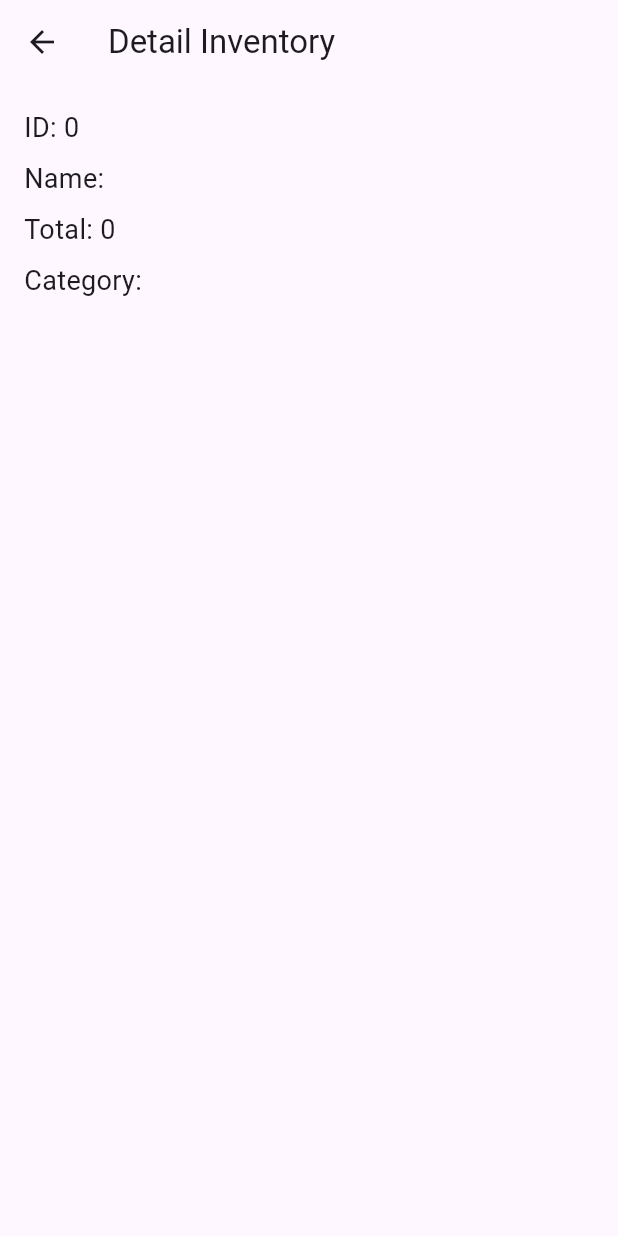
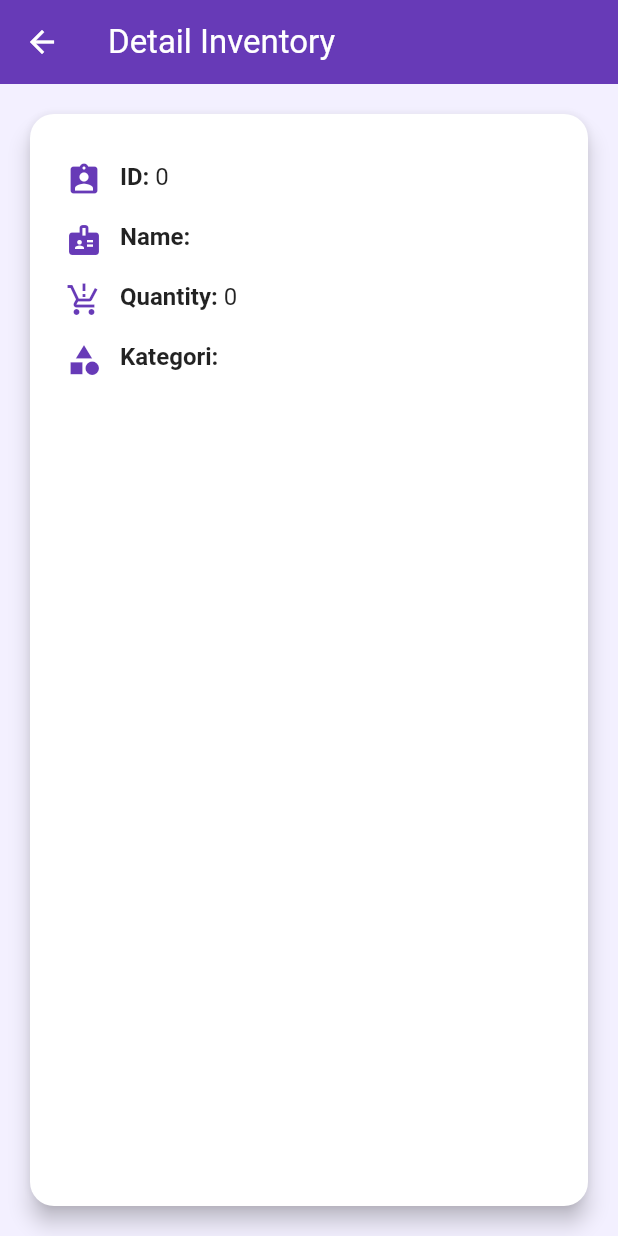
Before and after one commit to hychoo24/books, a Flutter app: the InventoryDetail screen opened directly with empty values, on a phone screen of 412 x 824 dp. Run offline on Flutter 3.47's test engine with Material 3 defaults, Android fonts, the phone set to English and light mode, and no system bars; our stand-ins replace dio, fl_chart; network calls fail.

Commit message:
Modifikasi design di detailpage

```diff
--- a/lib/main.dart
+++ b/lib/main.dart
@@ -1,7 +1,6 @@
 import 'package:books/providers/inventory_provider.dart';
 import 'package:books/providers/stat_provider.dart';
 import 'package:books/screens/home/home_page.dart';
-// import 'package:books/screens/stats/stat_page.dart';
 import 'package:flutter/material.dart';
 import 'package:provider/provider.dart';
 import 'package:books/providers/book_provider.dart';
--- a/lib/screens/books/book_table.dart
+++ b/lib/screens/books/book_table.dart
@@ -1,7 +1,7 @@
+import 'package:books/screens/books/book_detail.dart';
 import 'package:flutter/material.dart';
 import 'package:provider/provider.dart';
 import '../../providers/book_provider.dart';
-import 'book_detail.dart';
 import 'book_form.dart';
 
 class BookTable extends StatefulWidget {
--- a/lib/screens/category/category_table.dart
+++ b/lib/screens/category/category_table.dart
@@ -120,6 +120,7 @@ class _CategoryTableState extends State<CategoryTable> {
                           IconButton(
                             icon: const Icon(Icons.delete),
                             tooltip: 'Delete',
+                            color: Colors.red,
                             onPressed: () {
                               categoryProvider.deleteCategory(category.id);
                             },
--- a/lib/screens/home/home_page.dart
+++ b/lib/screens/home/home_page.dart
@@ -133,7 +133,7 @@ class _HomePageState extends State<HomePage> {
                       _buildMenuCard(
                         context,
                         title: 'Inventory',
-                        color: Colors.blue,
+                        color: Colors.orange,
                         subtitle: 'Total Inventory: $totalInventories',
                         onTap: () {
                           Navigator.push(context, MaterialPageRoute(builder: (_) => const InventoryContent()));
@@ -143,7 +143,7 @@ class _HomePageState extends State<HomePage> {
                       _buildMenuCard(
                         context,
                         title: 'Category',
-                        color: Colors.orange,
+                        color: const Color.fromARGB(255, 0, 132, 255),
                         subtitle: 'Total Categories: $totalCategories',
                         onTap: () {
                           Navigator.push(context, MaterialPageRoute(builder: (_) => const CategoryContent()));
@@ -157,6 +157,8 @@ class _HomePageState extends State<HomePage> {
             ),
             const SizedBox(height: 16),
             const BookStat(),
+
+            const SizedBox(height: 26),
             const InventoryStat(),
           ],
         ),
--- a/lib/screens/inventory/inventory_detail.dart
+++ b/lib/screens/inventory/inventory_detail.dart
@@ -9,21 +9,83 @@ class InventoryDetail extends StatelessWidget {
   @override
   Widget build(BuildContext context) {
     return Scaffold(
-      appBar: AppBar(title: const Text('Detail Inventory')),
+      appBar: AppBar(
+        leading: IconButton(
+          icon: Icon(
+            Icons.arrow_back,
+            color: Colors.white,
+            ),
+          onPressed: () => Navigator.pop(context),
+        ),
+        title: Text(
+          "Detail Inventory",
+          style: const TextStyle(color: Colors.white),
+          ),
+        centerTitle: false,
+        backgroundColor: Colors.deepPurple,
+
+      ),
       body: Padding(
         padding: const EdgeInsets.all(16.0),
-        child: Column(
-          crossAxisAlignment: CrossAxisAlignment.start,
-          children: [
-            Text('ID: ${inventory.id}', style: const TextStyle(fontSize: 18)),
-            const SizedBox(height: 8),
-            Text('Name: ${inventory.name}', style: const TextStyle(fontSize: 18)),
-            const SizedBox(height: 8),
-            Text('Total: ${inventory.quantity}', style: const TextStyle(fontSize: 18)),
-            const SizedBox(height: 8),
-            Text('Category: ${inventory.category?.name ?? "-"}', style: const TextStyle(fontSize: 18)),
-          ],
+        child: Card(
+          shape: RoundedRectangleBorder(borderRadius: BorderRadius.circular(16)),
+          elevation: 6,
+          color: Colors.white,
+          child: Padding(
+            padding: const EdgeInsets.all(24.0),
+            child: Column(
+              crossAxisAlignment: CrossAxisAlignment.start,
+              children: [
+                DetailItem(icon: Icons.assignment_ind, label: "ID", value: inventory.id.toString()),
+                DetailItem(icon: Icons.badge, label: "Name", value: inventory.name),
+                DetailItem(icon: Icons.production_quantity_limits, label: "Quantity", value: inventory.quantity.toString()),
+                DetailItem(icon: Icons.category, label: "Kategori", value: inventory.category?.name ?? "-"),
+              ],
+            ),
+          ),
         ),
+      ),
+      backgroundColor: const Color(0xFFF3F0FF),
+    );
+  }
+}
+
+class DetailItem extends StatelessWidget {
+  final IconData icon;
+  final String label;
+  final String value;
+
+  const DetailItem({
+    super.key,
+    required this.icon,
+    required this.label,
+    required this.value,
+  });
+
+  @override
+  Widget build(BuildContext context) {
+    return Padding(
+      padding: const EdgeInsets.symmetric(vertical: 8.0),
+      child: Row(
+        crossAxisAlignment: CrossAxisAlignment.start,
+        children: [
+          Icon(icon, color: Colors.deepPurple),
+          const SizedBox(width: 12),
+          Expanded(
+            child: RichText(
+              text: TextSpan(
+                style: const TextStyle(color: Colors.black87, fontSize: 16),
+                children: [
+                  TextSpan(
+                    text: "$label: ",
+                    style: const TextStyle(fontWeight: FontWeight.bold),
+                  ),
+                  TextSpan(text: value),
+                ],
+              ),
+            ),
+          ),
+        ],
       ),
     );
   }
--- a/lib/screens/inventory/inventory_table.dart
+++ b/lib/screens/inventory/inventory_table.dart
@@ -123,6 +123,7 @@ class _InventoryTableState extends State<InventoryTable> {
                             IconButton(
                               icon: const Icon(Icons.delete),
                               tooltip: 'Delete',
+                              color: Colors.red,
                               onPressed: () {
                                 provider.deleteInventory(item.id);
                               },
--- a/lib/screens/stats/book_stat.dart
+++ b/lib/screens/stats/book_stat.dart
@@ -88,11 +88,8 @@ class BookStat extends StatelessWidget {
                       child: Text(
                       value.toInt().toString(),
                       style: const TextStyle(fontSize: 14),
-                    // interval: 1,
                       ),
                     ),
-              // gridData: FlGridData(show: true),
-              // borderData: FlBorderData(show: true),
                   ),
                 ),
               ),
```
Also changed, not shown: lib/screens/books/book_detail.dart (+73 -14 lines), lib/screens/books/book_form.dart (+8 -3 lines), lib/screens/category/category_detail.dart (+74 -12 lines), lib/screens/category/category_form.dart (+9 -2 lines), lib/screens/inventory/inventory_form.dart (+7 -2 lines), lib/screens/stats/stat_page.dart (deleted, +0 -40 lines).
